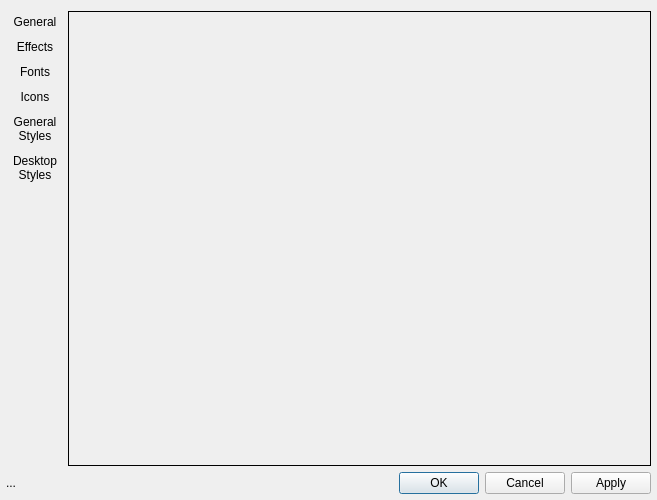
First picture: the form in src-qt5/core/lumina-theme-engine/src/lthemeengine/mainwindow.ui, repository lumina-desktop/lumina, before the edit.
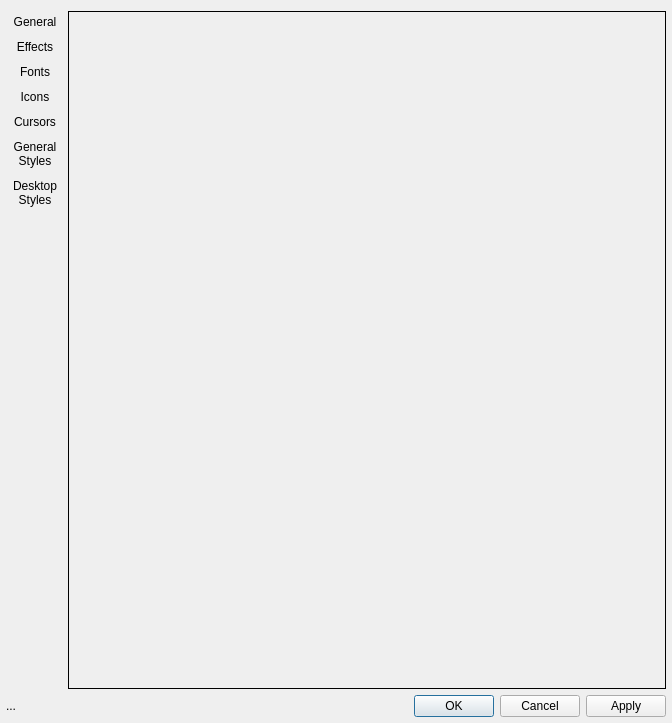
Second picture: the form after the edit. Icons and pictures are not drawn.

Commit message: Add mouse cursor theme management to lthemeengine. Also fix up a number of other little bugs in various pages.

What changed in the file:
```diff
--- a/src-qt5/core/lumina-theme-engine/src/lthemeengine/mainwindow.ui
+++ b/src-qt5/core/lumina-theme-engine/src/lthemeengine/mainwindow.ui
@@ -6,8 +6,8 @@
    <rect>
     <x>0</x>
     <y>0</y>
-    <width>657</width>
-    <height>500</height>
+    <width>672</width>
+    <height>723</height>
    </rect>
   </property>
   <property name="windowTitle">
@@ -158,6 +158,38 @@
          </property>
         </widget>
        </item>
+       <item>
+        <widget class="QToolButton" name="tool_page_cursors">
+         <property name="sizePolicy">
+          <sizepolicy hsizetype="Preferred" vsizetype="Preferred">
+           <horstretch>0</horstretch>
+           <verstretch>0</verstretch>
+          </sizepolicy>
+         </property>
+         <property name="text">
+          <string>Cursors</string>
+         </property>
+         <property name="icon">
+          <iconset theme="preferences-desktop-mouse">
+           <normaloff>.</normaloff>.</iconset>
+         </property>
+         <property name="iconSize">
+          <size>
+           <width>32</width>
+           <height>32</height>
+          </size>
+         </property>
+         <property name="checkable">
+          <bool>true</bool>
+         </property>
+         <property name="toolButtonStyle">
+          <enum>Qt::ToolButtonTextUnderIcon</enum>
+         </property>
+         <property name="autoRaise">
+          <bool>true</bool>
+         </property>
+        </widget>
+       </item>
        <item>
         <widget class="QToolButton" name="tool_page_styles">
          <property name="sizePolicy">
```
The commit also changes 7 other files.
